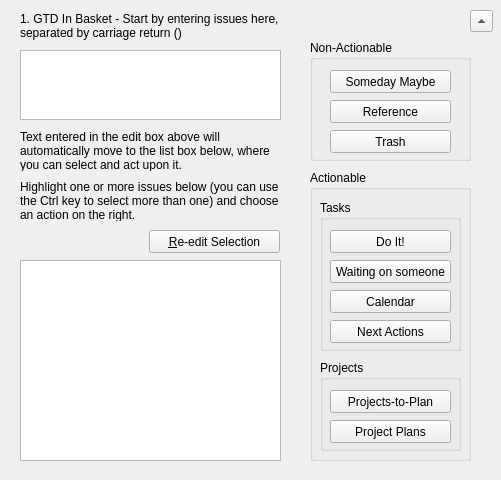
Above: qt/qt_test001/inbasketform.ui from fsziegler/GTD-Kanban before the change. Below: the same form after it.
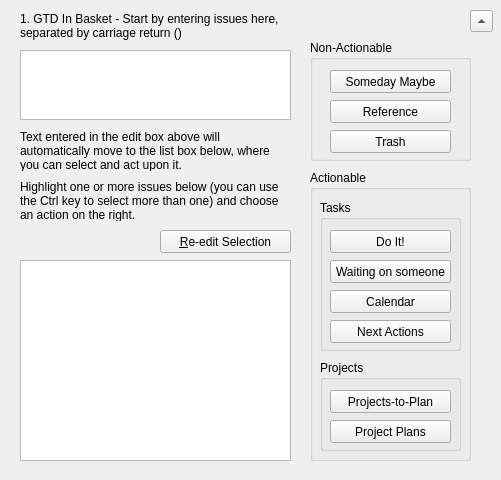
That is the form after the change.

The edit to the form file:
```diff
--- a/qt/qt_test001/inbasketform.ui
+++ b/qt/qt_test001/inbasketform.ui
@@ -40,7 +40,7 @@
     <rect>
      <x>20</x>
      <y>130</y>
-     <width>261</width>
+     <width>271</width>
      <height>41</height>
     </rect>
    </property>
@@ -184,7 +184,7 @@
     <rect>
      <x>20</x>
      <y>260</y>
-     <width>261</width>
+     <width>271</width>
      <height>201</height>
     </rect>
    </property>
@@ -206,7 +206,7 @@
     <rect>
      <x>20</x>
      <y>50</y>
-     <width>261</width>
+     <width>271</width>
      <height>70</height>
     </rect>
    </property>
@@ -222,7 +222,7 @@
     <rect>
      <x>20</x>
      <y>180</y>
-     <width>261</width>
+     <width>271</width>
      <height>41</height>
     </rect>
    </property>
@@ -236,7 +236,7 @@
   <widget class="QPushButton" name="reEditSelectionButton">
    <property name="geometry">
     <rect>
-     <x>149</x>
+     <x>160</x>
      <y>230</y>
      <width>131</width>
      <height>23</height>
```
Left out of the diff: 9 changed lines with no effect on the pictures.
